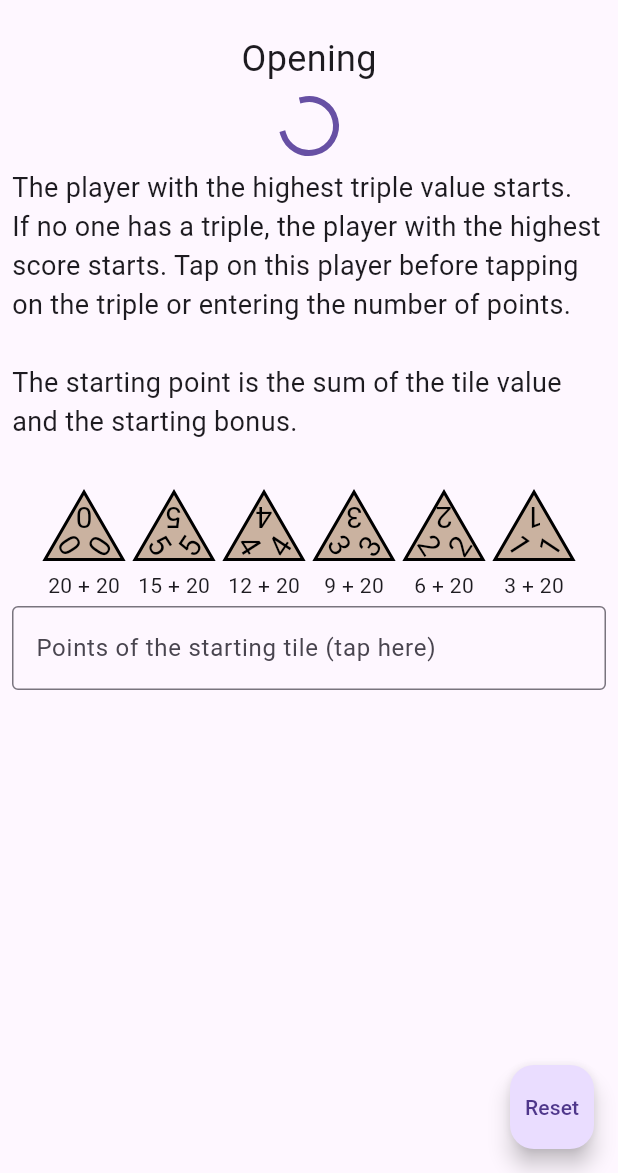
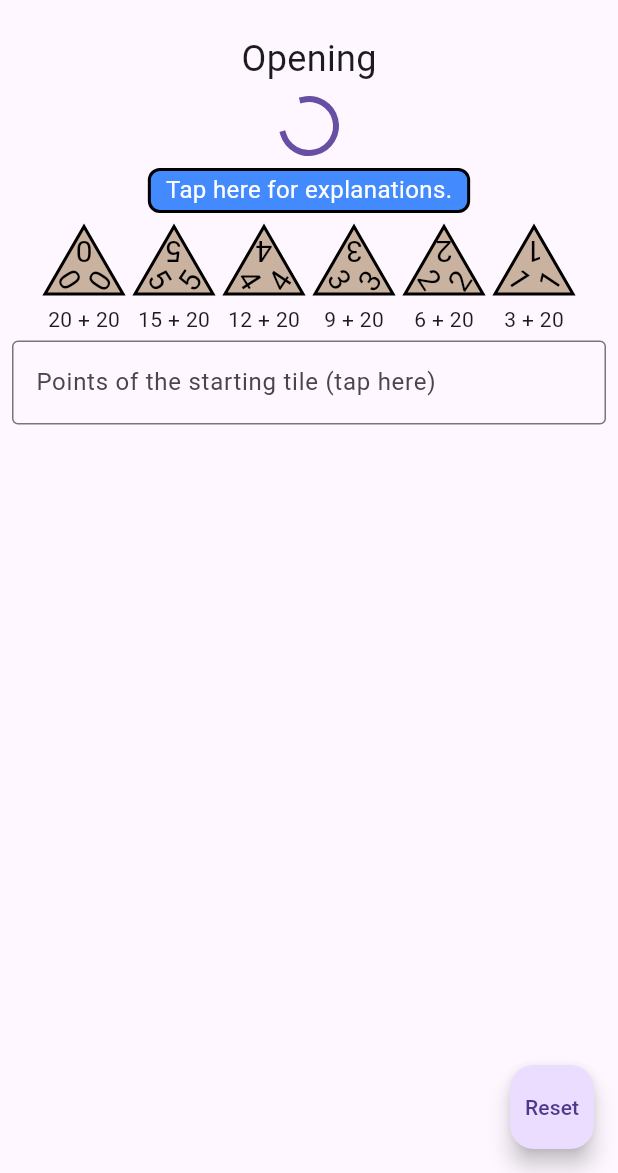
Before and after one commit to relaxmaus/tridompoints, a Flutter app: the FirstRound screen opened directly, on a phone screen of 412 x 824 dp, the part 63-1236 px from its top. Run offline on Flutter 3.47's test engine with Material 3 defaults, Android fonts, the phone set to English and light mode, and no system bars; drawn by our look-alikes of showcaseview; our stand-ins replace bloc, easy_localization, flutter_bloc, shared_preferences; accounts and stored records are empty.

Commit message:
App renamed

```diff
--- a/assets/langs/en.json
+++ b/assets/langs/en.json
@@ -1,6 +1,6 @@
 {
   "version": "1.0.0",
-  "intro_message": "Welcome\nto  Tridom Points!",
+  "intro_message": "Welcome\nto  Triomino Scorekeeper!",
   "round": "Round",
   "points": "Points",
   "tiles": "Tiles",
@@ -31,7 +31,9 @@
     "resetPlayerSelection": "Reset player selection"
   },
   "firstRound": {
-    "text1": "The player with the highest triple value starts.\nIf no one has a triple, the player with the highest score starts. Tap on this player before tapping on the triple or entering the number of points.\n\nThe starting point is the sum of the tile value and the starting bonus.",
+    "explanations": "Tap here for explanations.",
+    "hideExplanations": "Hide explanations.",
+    "text1": "1a. Identify the player with the highest triple.\n2a. Tap on the player's name.\n3a. Tap on the matching triple.\nOR If there is no triple:\n1b. Determines the player with the highest tile value.\n2b. Tap on the player's name.\n3b. Tap the 'Points of the starting tile'.\n4b. Enter the tile value.",
     "text2": "Number of tiles at the start: {}",
     "text3": "Points of the starting tile (tap here)",
     "title": "Opening"
@@ -39,7 +41,7 @@
   "mainRound": {
     "enter_points": "Enter the value of the tile for {}.",
     "edit": "Edit player",
-    "points": "Points  (tap here). If you have bonus points, see below, select them first!",
+    "points": "Points  (tap here).\nBonus points, see below, select first!",
     "undo": "Undo",
     "undo1": "Undo",
     "restart": "Restart",
@@ -52,16 +54,19 @@
     "cant_retry": "Still unable to lay. ({})",
     "retry": "Remaining repetitions: ({})",
     "not_finished": "The game is not over yet.",
-    "bonus": "{points} bonus points added for {name}. Now enter the value of the tile."
+    "bonus": "{points} bonus points added for {name}. Now enter the value of the tile.",
+    "description": "The player whose turn it is is marked. If necessary, he can be swapped by tapping on another player.\nNow enter the value of the tile placed under 'Points'.\nIf you have bonus points, e.g. a bridge, select it beforehand so that the player gets the corresponding bonus points.\nIf the current player cannot place a tile, tap on the symbol with the crossed out tile. The penalty points will be entered automatically.\nIf a player has entered an incorrect tile value, tap the pencil icon and then tap 'Undo'.\nYou can also tap and hold a player's name to change their name, points and tiles.\nTo view a player's score history, tap the player's score bar."
   },
   "lastRound": {
     "finish" : "All remaining tile values are entered.",
     "newRound": "New round",
+    "toWinner": "To the award ceremony",
     "sets": "Enter the value of the tiles that are not played, one after the other.",
-    "points": "Points of unplaced tiles",
+    "points": "Points of unplaced tiles (tap here).",
     "winners": "Award ceremony",
     "end": "End",
-    "title": "End of current round"
+    "title": "End of current round",
+    "description": "The tile values of the other players are entered one by one under 'Points'.\nOnce all the points have been entered, press 'New Round'.\nOnce a player has reached the number of points for the end of the game, the prize-giving ceremony will take place automatically."
   },
   "winnerPage": {
     "congratulations": "Congratulations, {}!",
@@ -92,9 +97,9 @@
   },
   "about": {
     "author": "© 2024 Carsten Winkler. All rights reserved.",
-    "title": "About Tridom Points",
+    "title": "About Triomino Scorekeeper",
     "descriptionLabel": "Description",
-    "description": "Tridom Points is an application that helps you to count the points in the game Super Tridom / Triominos. The app is free, ad-free and does not collect any personal data. I wrote this app in my spare time and appreciate any positive feedback. If you have any questions or suggestions, please email me at tridompoints@relaxmaus.de. Have fun playing!"
+    "description": "Triomino Scorekeeper is an application that helps you to count the points in the game Super Tridom / Triominos. The app is free, ad-free and does not collect any personal data. I wrote this app in my spare time and appreciate any positive feedback. If you have any questions or suggestions, please email me at tridompoints@relaxmaus.de. Have fun playing!"
   },
   "playerScoreBarChart": {
     "pointsHistoryOf": "Points history of {}"
--- /dev/null
+++ b/devtools_options.yaml
@@ -0,0 +1,3 @@
+description: This file stores settings for Dart & Flutter DevTools.
+documentation: https://docs.flutter.dev/tools/devtools/extensions#configure-extension-enablement-states
+extensions:
--- /dev/null
+++ b/lib/widgets/description.dart
@@ -0,0 +1,65 @@
+import 'package:easy_localization/easy_localization.dart';
+import 'package:flutter/material.dart';
+
+class Description extends StatefulWidget {
+  final String description;
+
+  const Description({required this.description, super.key});
+
+  @override
+  DescriptionState createState() => DescriptionState();
+}
+
+class DescriptionState extends State<Description> {
+  bool isExpanded = false;
+
+  @override
+  Widget build(BuildContext context) {
+    return Column(
+      children: [
+        GestureDetector(
+          onTap: () {
+            setState(() {
+              isExpanded = !isExpanded;
+            });
+          },
+          child: Container(
+            margin: const EdgeInsets.only(top: 10, bottom: 5),
+            padding: const EdgeInsets.symmetric(horizontal: 10.0, vertical: 5.0),
+            decoration: BoxDecoration(
+              color: Colors.blueAccent,
+              borderRadius: BorderRadius.circular(8.0),
+              border: Border.all(color: Colors.black, width: 2.0),
+            ),
+            child: Text(
+              isExpanded ? context.tr('firstRound.hideExplanations') : context.tr('firstRound.explanations'),
+              style: const TextStyle(
+                color: Colors.white,
+                fontSize: 16,
+                height: 1.0,
+              ),),
+          ),
+        ),
+        Visibility(
+          visible: isExpanded,
+          child: Container(
+            height: 200,
+            margin:  const EdgeInsets.only(bottom: 10),
+            padding: const EdgeInsets.symmetric(horizontal: 10.0, vertical: 0.0),
+            decoration: BoxDecoration(
+              color: Colors.blueAccent,
+              borderRadius: BorderRadius.circular(8.0),
+              border: Border.all(color: Colors.black, width: 2.0),
+            ),
+            child: SingleChildScrollView(
+              child: Text(
+                widget.description,
+                style: const TextStyle(fontSize: 18, color: Colors.white),
+              ),
+            ),
+          ),
+        ),
+      ],
+    );
+  }
+}
--- a/lib/widgets/first_round.dart
+++ b/lib/widgets/first_round.dart
@@ -4,6 +4,7 @@ import 'package:flutter/services.dart';
 import 'package:flutter_bloc/flutter_bloc.dart';
 import 'package:shared_preferences/shared_preferences.dart';
 import 'package:showcaseview/showcaseview.dart';
+import 'package:tridompoints/widgets/description_grid.dart';
 import 'package:tridompoints/widgets/player_overview.dart';
 import 'package:tridompoints/widgets/start_page.dart';
 import 'package:tridompoints/widgets/triangle.dart';
@@ -13,6 +14,7 @@ import '../events/event_player.dart';
 import '../events/state_player.dart';
 import '../models/rules.dart';
 import 'about.dart';
+import 'description.dart';
 import 'main_round.dart';
 
 class FirstRound extends StatefulWidget {
@@ -26,6 +28,7 @@ class FirstRound extends StatefulWidget {
 
 class _FirstRoundState extends State<FirstRound> {
   bool showSnackBar = true;
+  bool isExpanded = false;
   final GlobalKey _one = GlobalKey();
 
   @override
@@ -54,7 +57,7 @@ class _FirstRoundState extends State<FirstRound> {
         if (showSnackBar) {
           showSnackBar = false;
           Future.delayed(const Duration(seconds: 2), () {
-            if(mounted) {
+            if (mounted) {
               ScaffoldMessenger.of(context).showSnackBar(
                 SnackBar(
                   content: SizedBox(
@@ -79,7 +82,9 @@ class _FirstRoundState extends State<FirstRound> {
         child: Scaffold(
           appBar: AppBar(
             title: Text(
-              (state is PlayerLoaded && state.players.isNotEmpty) ? '${widget.title} - ${context.tr("round")} ${state.players.last.stackOfPoints.isNotEmpty ? state.players.last.stackOfPoints.last.x : 1}' : widget.title,
+              (state is PlayerLoaded && state.players.isNotEmpty)
+                  ? '${widget.title} - ${context.tr("round")} ${state.players.last.stackOfPoints.isNotEmpty ? state.players.last.stackOfPoints.last.x : 1}'
+                  : widget.title,
             ),
             actions: [
               IconButton(
@@ -120,12 +125,9 @@ class _FirstRoundState extends State<FirstRound> {
                     },
                     child: const PlayerOverview(),
                   ),
-                  const SizedBox(height: 10),
-                  Text(
-                    context.tr('firstRound.text1'),
-                    style: const TextStyle(fontSize: 18),
+                  Description(
+                    description: context.tr('firstRound.text1'),
                   ),
-                  const SizedBox(height: 30),
                   Wrap(
                     alignment: WrapAlignment.center,
                     children: List.generate(6, (index) {
--- a/lib/widgets/main_round.dart
+++ b/lib/widgets/main_round.dart
@@ -19,6 +19,7 @@ import '../events/state_player.dart';
 import '../models/player.dart';
 import '../models/rules.dart';
 import 'about.dart';
+import 'description.dart';
 import 'expandable_fab.dart';
 import 'first_round.dart';
 import 'last_round.dart';
@@ -540,7 +541,9 @@ class _MainRoundState extends State<MainRound> {
                       ),
                     ],
                   ),
-                  const SizedBox(height: 10),
+                  Description(
+                    description: context.tr('mainRound.description'),
+                  ),
                   Text(context.tr(
                     'mainRound.enter_points',
                     args: [
```
Also changed, not shown: assets/langs/de.json (+13 -8 lines), lib/models/grit_item.dart (added, +8 -0 lines), lib/widgets/description_grid.dart (added, +106 -0 lines), lib/widgets/last_round.dart (+7 -13 lines), assets/icons/icon.png, 6 other files. Lines whose indentation alone changed are shown as unchanged.
